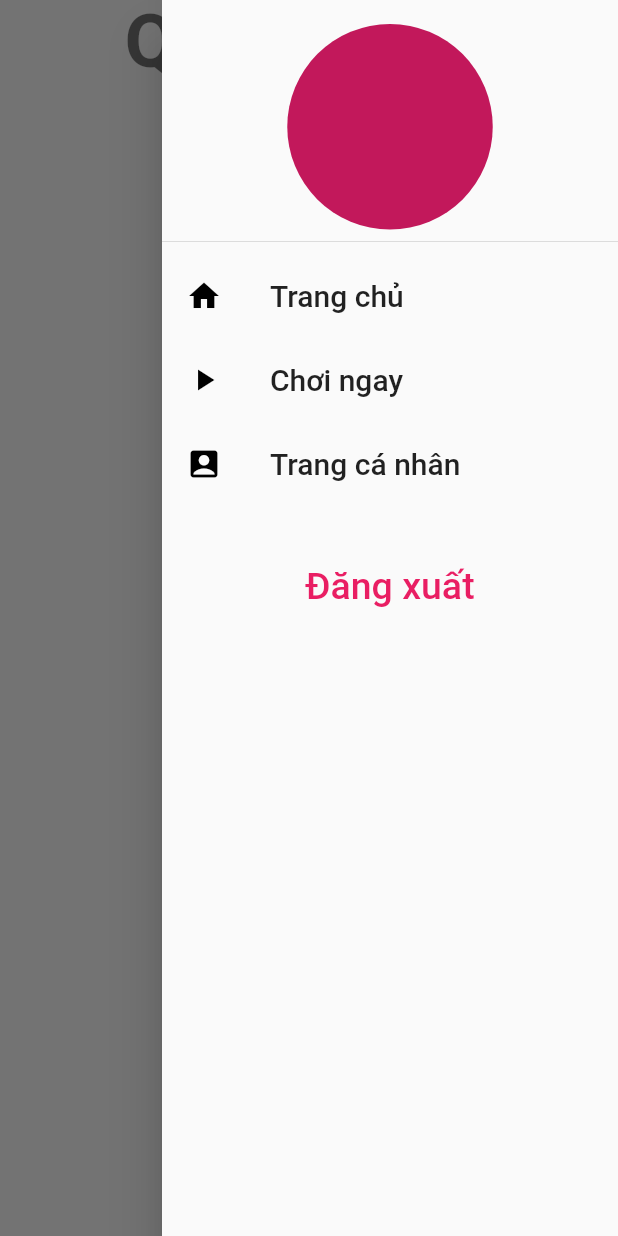
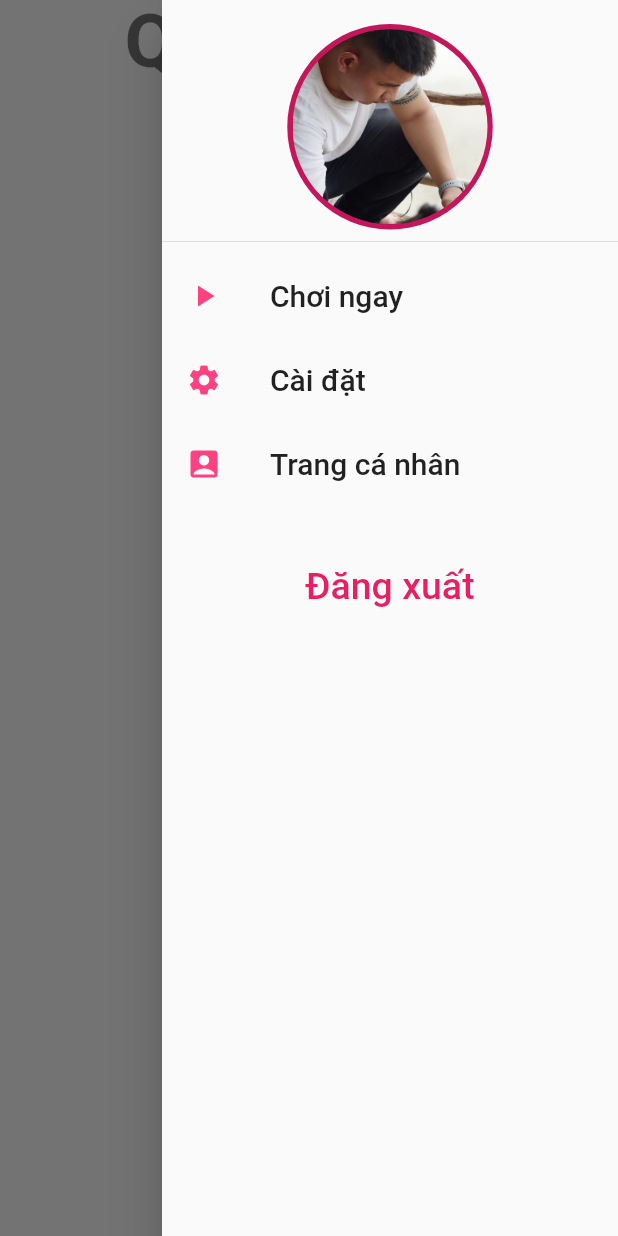
Before and after one commit to nguyenhoangvu-cdpm20d/flutter_appvutrungvinh_406394402, a Flutter app: the screen it shows after launch, after a tap on "Đăng nhập", after a tap on the "menu" icon, on a phone screen of 412 x 824 dp. Run offline on Flutter 3.47's test engine with Material 2 defaults, Android fonts, the phone set to English and light mode, and no system bars.

Commit message:
thay doi

```diff
--- a/lib/views/home.dart
+++ b/lib/views/home.dart
@@ -1,5 +1,6 @@
 import 'package:flutter/material.dart';
 import 'package:flutter_appvutrungvinh_406394402/views/create_quiz.dart';
+import 'package:flutter_appvutrungvinh_406394402/views/signin.dart';
 import 'package:flutter_appvutrungvinh_406394402/widgets/widgets.dart';
 
 class Home extends StatefulWidget {
@@ -49,33 +50,17 @@ class _HomeState extends State<Home> {
           children: [
             DrawerHeader(
               child: CircleAvatar(
-                child: Text(
-                  '',
-                  style: TextStyle(
-                    fontSize: 25,
-                    color: Colors.black,
-                    fontWeight: FontWeight.bold,
-                  ),
+                //backgroundColor: Colors.pinkAccent,
+                child: CircleAvatar(
+                  backgroundImage: AssetImage('images/123.JPG'),
+                  radius: 65.0,
                 ),
               ),
             ),
             ListTile(
               leading: Icon(
-                Icons.home,
-                color: Colors.black,
-              ),
-              title: Text(
-                'Trang chủ',
-                style: TextStyle(fontSize: 20),
-              ),
-              onTap: () {
-                Navigator.pop(context);
-              },
-            ),
-            ListTile(
-              leading: Icon(
                 Icons.play_arrow,
-                color: Colors.black,
+                color: Colors.pinkAccent,
               ),
               title: Text(
                 'Chơi ngay',
@@ -87,8 +72,21 @@ class _HomeState extends State<Home> {
             ),
             ListTile(
               leading: Icon(
+                Icons.settings,
+                color: Colors.pinkAccent,
+              ),
+              title: Text(
+                'Cài đặt',
+                style: TextStyle(fontSize: 20),
+              ),
+              onTap: () {
+                Navigator.pop(context);
+              },
+            ),
+            ListTile(
+              leading: Icon(
                 Icons.account_box,
-                color: Colors.black,
+                color: Colors.pinkAccent,
               ),
               title: Text(
                 'Trang cá nhân',
@@ -100,7 +98,10 @@ class _HomeState extends State<Home> {
             ),
             SizedBox(height: 30),
             TextButton(
-              onPressed: () {},
+              onPressed: () {
+                Navigator.pushReplacement(
+                    context, MaterialPageRoute(builder: (context) => SignIn()));
+              },
               child: const Text(
                 'Đăng xuất',
                 style: TextStyle(
--- a/lib/views/signin.dart
+++ b/lib/views/signin.dart
@@ -47,6 +47,7 @@ class _SignInState extends State<SignIn> {
                 height: 10,
               ),
               TextFormField(
+                obscureText: true,
                 validator: (val) {
                   return val!.isEmpty ? "Mời nhập Password" : null;
                 },
--- a/pubspec.yaml
+++ b/pubspec.yaml
@@ -37,6 +37,7 @@ dependencies:
   # Use with the CupertinoIcons class for iOS style icons.
   cupertino_icons: ^1.0.2
 
+
 dev_dependencies:
   flutter_test:
     sdk: flutter
@@ -60,8 +61,8 @@ flutter:
   uses-material-design: true
 
   # To add assets to your application, add an assets section, like this:
-  # assets:
-  #   - images/a_dot_burr.jpeg
+  assets:
+    - images/123.JPG
   #   - images/a_dot_ham.jpeg
 
   # An image asset can refer to one or more resolution-specific "variants", see
```
Also changed, not shown: images/123.JPG (added).
